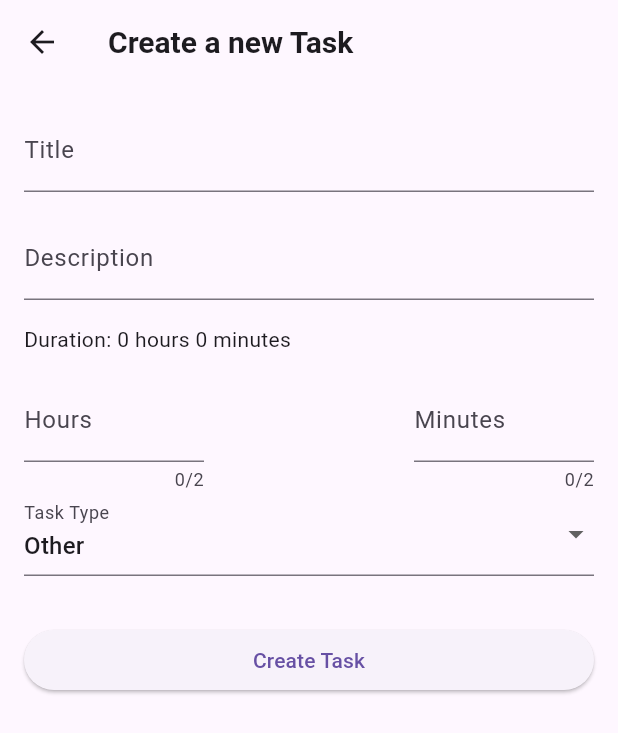
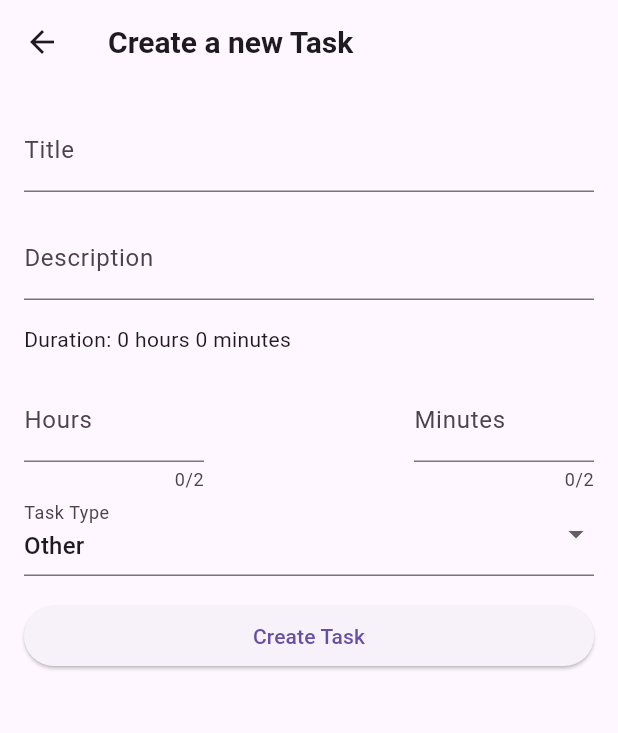
Before and after one commit to we-mohd-i001/test_task_app, a Flutter app: the screen it shows after launch, after a tap on the "add" icon, on a phone screen of 412 x 824 dp. Shown: the top 733 px of the screen. Run offline on Flutter 3.47's test engine with Material 3 defaults, Android fonts, the light colour scheme and no system bars; our stand-ins replace get.

Commit message:
Updated: formatting, readability

```diff
--- a/lib/views/common_widgets/create_app_bar_widget.dart
+++ b/lib/views/common_widgets/create_app_bar_widget.dart
@@ -2,18 +2,19 @@ import 'package:flutter/material.dart';
 
 import '../../constants/constants.dart';
 
-PreferredSizeWidget? createAppBarWidget(
-    {bool? implyLeading,
-    void Function()? onPressed,
-    required String title,
-    List<Widget>? actions}) {
+PreferredSizeWidget? createAppBarWidget({
+  bool implyLeading = true,
+  required String title,
+  void Function()? onPressed,
+  List<Widget>? actions,
+}) {
   return AppBar(
-    automaticallyImplyLeading: implyLeading ?? true,
-    leading: implyLeading ?? true
+    automaticallyImplyLeading: implyLeading,
+    leading: implyLeading
         ? IconButton(
             tooltip: back,
             icon: const Icon(Icons.arrow_back),
-            onPressed: onPressed ?? () {},
+            onPressed: onPressed,
           )
         : null,
     title: Text(
@@ -23,6 +24,6 @@ PreferredSizeWidget? createAppBarWidget(
         fontWeight: FontWeight.w600,
       ),
     ),
-    actions: actions ?? [],
+    actions: actions,
   );
 }
--- a/lib/views/home/home_view.dart
+++ b/lib/views/home/home_view.dart
@@ -19,7 +19,7 @@ class HomeView extends StatelessWidget {
         },
       ),
       appBar: createAppBarWidget(title: homeTitle, implyLeading: false),
-      body: SafeArea(child: TaskListView()),
+      body: const SafeArea(child: TaskListView()),
     );
   }
 }
--- a/lib/views/task/task_create_view.dart
+++ b/lib/views/task/task_create_view.dart
@@ -10,7 +10,6 @@ class TaskCreateView extends StatelessWidget {
 
   static Route<void> route() {
     _initialize();
-
     return MaterialPageRoute(
       settings: const RouteSettings(name: '/create'),
       builder: (_) => const TaskCreateView(),
@@ -29,7 +28,9 @@ class TaskCreateView extends StatelessWidget {
     taskController.clearFields();
     return Scaffold(
       appBar: createAppBarWidget(
-          title: 'Create a new Task', onPressed: () => Navigator.pop(context)),
+        title: 'Create a new Task',
+        onPressed: () => Navigator.pop(context),
+      ),
       body: SingleChildScrollView(
         padding: const EdgeInsets.all(16.0),
         child: Column(
@@ -55,11 +56,9 @@ class TaskCreateView extends StatelessWidget {
               decoration: const InputDecoration(labelText: 'Task Type'),
             ),
             const SizedBox(height: 16.0),
-            const SizedBox(height: 16.0),
             ElevatedButton(
               onPressed: () {
                 taskController.createTask();
-                //
                 Navigator.pop(context);
               },
               child: const Text('Create Task'),
--- a/lib/views/task/widgets/duration_selector.dart
+++ b/lib/views/task/widgets/duration_selector.dart
@@ -13,12 +13,14 @@ class DurationSelector extends StatelessWidget {
     final TaskController taskController = Get.find<TaskController>();
     return Column(
       children: [
-        Obx(() => Row(
-              children: <Widget>[
-                Text(
-                    'Duration: ${taskController.selectedHours} hours ${taskController.selectedMinutes} minutes'),
-              ],
-            )),
+        Obx(
+          () => Row(
+            children: <Widget>[
+              Text('Duration: ${taskController.selectedHours} hours'
+                  ' ${taskController.selectedMinutes} minutes'),
+            ],
+          ),
+        ),
         const SizedBox(height: 16.0),
         Row(
           mainAxisAlignment: MainAxisAlignment.spaceBetween,
```
Also changed, not shown: lib/views/common_widgets/play_pause_button.dart (+10 -12 lines), lib/views/home/widgets/description_widget.dart (deleted, +0 -18 lines), lib/views/home/widgets/task_description.dart (added, +15 -0 lines), lib/views/home/widgets/task_widget.dart (+9 -12 lines), lib/views/task/task_view.dart (+5 -4 lines).
